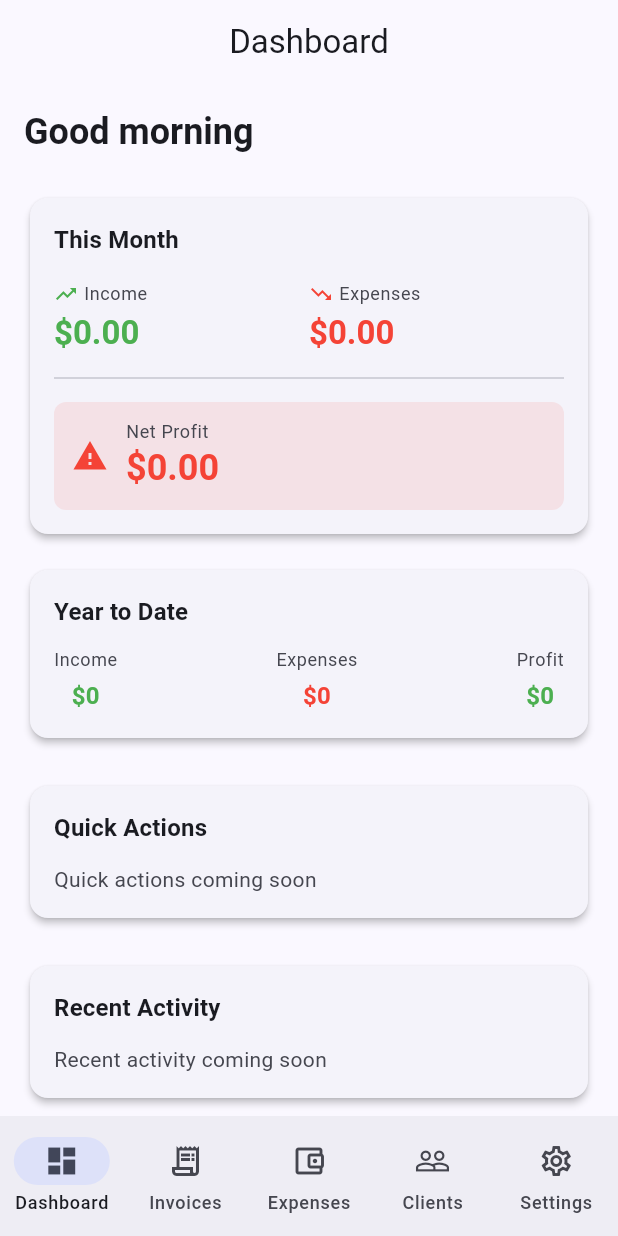
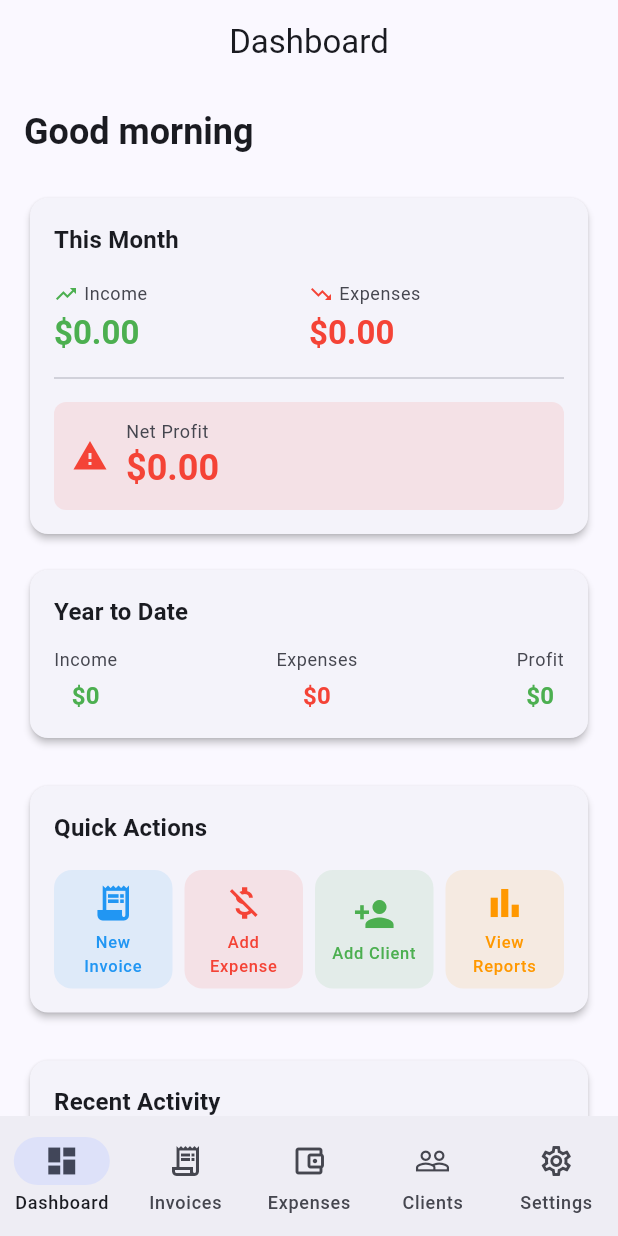
Before and after one commit to kamal-haider/GigLedger, a Flutter app: the DashboardPage screen opened by its route, on a phone screen of 412 x 824 dp. Run offline on Flutter 3.47's test engine with Material 3 defaults, Android fonts, the phone set to English and light mode, and no system bars; our stand-ins replace cached_network_image, cloud_firestore, firebase_auth, firebase_core, firebase_storage, flutter_riverpod and 5 more; accounts and stored records are empty; generated files the repository leaves out were written again; project files that could hold a hidden picture were left out.

Commit message:
feat(dashboard): Implement Quick Actions Grid (#5)
- Add QuickActionsGrid widget with 4 quick action buttons:
  - New Invoice -> /invoices/new
  - Add Expense -> /expenses/new
  - Add Client -> /clients/new
  - View Reports -> /reports
- Replace placeholder in DashboardPage with actual widget
- Grid layout with icons and color-coded buttons

Co-Authored-By: Claude Opus 4.5 <noreply@anthropic.com>

```diff
--- a/lib/features/dashboard/dashboard.dart
+++ b/lib/features/dashboard/dashboard.dart
@@ -16,3 +16,4 @@ export 'domain/repositories/i_dashboard_repository.dart';
 // Presentation
 export 'presentation/pages/dashboard_page.dart';
 export 'presentation/widgets/financial_summary_card.dart';
+export 'presentation/widgets/quick_actions_grid.dart';
--- a/lib/features/dashboard/presentation/pages/dashboard_page.dart
+++ b/lib/features/dashboard/presentation/pages/dashboard_page.dart
@@ -5,6 +5,7 @@ import '../../../settings/application/providers/settings_providers.dart';
 import '../../application/providers/dashboard_providers.dart';
 import '../../domain/models/financial_summary.dart';
 import '../widgets/financial_summary_card.dart';
+import '../widgets/quick_actions_grid.dart';
 
 /// Main dashboard page showing financial overview
 class DashboardPage extends ConsumerWidget {
@@ -59,8 +60,8 @@ class DashboardPage extends ConsumerWidget {
             ),
             const SizedBox(height: 24),
 
-            // Quick Actions placeholder (for #5)
-            _buildQuickActionsPlaceholder(context),
+            // Quick Actions
+            const QuickActionsGrid(),
             const SizedBox(height: 24),
 
             // Recent Activity placeholder (for #6)
@@ -101,34 +102,6 @@ class DashboardPage extends ConsumerWidget {
             ),
           ),
       ],
-    );
-  }
-
-  Widget _buildQuickActionsPlaceholder(BuildContext context) {
-    final theme = Theme.of(context);
-
-    return Card(
-      child: Padding(
-        padding: const EdgeInsets.all(16),
-        child: Column(
-          crossAxisAlignment: CrossAxisAlignment.start,
-          children: [
-            Text(
-              'Quick Actions',
-              style: theme.textTheme.titleMedium?.copyWith(
-                fontWeight: FontWeight.bold,
-              ),
-            ),
-            const SizedBox(height: 12),
-            Text(
-              'Quick actions coming soon',
-              style: theme.textTheme.bodyMedium?.copyWith(
-                color: theme.colorScheme.onSurfaceVariant,
-              ),
-            ),
-          ],
-        ),
-      ),
     );
   }
 
--- /dev/null
+++ b/lib/features/dashboard/presentation/widgets/quick_actions_grid.dart
@@ -0,0 +1,125 @@
+import 'package:flutter/material.dart';
+import 'package:go_router/go_router.dart';
+
+/// Quick action item data
+class QuickAction {
+  final String label;
+  final IconData icon;
+  final String route;
+  final Color? color;
+
+  const QuickAction({
+    required this.label,
+    required this.icon,
+    required this.route,
+    this.color,
+  });
+}
+
+/// Grid of quick action buttons for common tasks
+class QuickActionsGrid extends StatelessWidget {
+  const QuickActionsGrid({super.key});
+
+  static const _actions = [
+    QuickAction(
+      label: 'New Invoice',
+      icon: Icons.receipt_long,
+      route: '/invoices/new',
+      color: Colors.blue,
+    ),
+    QuickAction(
+      label: 'Add Expense',
+      icon: Icons.money_off,
+      route: '/expenses/new',
+      color: Colors.red,
+    ),
+    QuickAction(
+      label: 'Add Client',
+      icon: Icons.person_add,
+      route: '/clients/new',
+      color: Colors.green,
+    ),
+    QuickAction(
+      label: 'View Reports',
+      icon: Icons.bar_chart,
+      route: '/reports',
+      color: Colors.orange,
+    ),
+  ];
+
+  @override
+  Widget build(BuildContext context) {
+    return Card(
+      child: Padding(
+        padding: const EdgeInsets.all(16),
+        child: Column(
+          crossAxisAlignment: CrossAxisAlignment.start,
+          children: [
+            Text(
+              'Quick Actions',
+              style: Theme.of(context).textTheme.titleMedium?.copyWith(
+                    fontWeight: FontWeight.bold,
+                  ),
+            ),
+            const SizedBox(height: 16),
+            GridView.count(
+              crossAxisCount: 4,
+              shrinkWrap: true,
+              physics: const NeverScrollableScrollPhysics(),
+              mainAxisSpacing: 8,
+              crossAxisSpacing: 8,
+              children: _actions
+                  .map((action) => _QuickActionButton(action: action))
+                  .toList(),
+            ),
+          ],
+        ),
+      ),
+    );
+  }
+}
+
+class _QuickActionButton extends StatelessWidget {
+  final QuickAction action;
+
+  const _QuickActionButton({required this.action});
+
+  @override
+  Widget build(BuildContext context) {
+    final theme = Theme.of(context);
+    final color = action.color ?? theme.colorScheme.primary;
+
+    return InkWell(
+      onTap: () => context.push(action.route),
+      borderRadius: BorderRadius.circular(12),
+      child: Container(
+        padding: const EdgeInsets.all(8),
+        decoration: BoxDecoration(
+          color: color.withOpacity(0.1),
+          borderRadius: BorderRadius.circular(12),
+        ),
+        child: Column(
+          mainAxisAlignment: MainAxisAlignment.center,
+          children: [
+            Icon(
+              action.icon,
+              color: color,
+              size: 28,
+            ),
+            const SizedBox(height: 4),
+            Text(
+              action.label,
+              style: theme.textTheme.labelSmall?.copyWith(
+                color: color,
+                fontWeight: FontWeight.w500,
+              ),
+              textAlign: TextAlign.center,
+              maxLines: 2,
+              overflow: TextOverflow.ellipsis,
+            ),
+          ],
+        ),
+      ),
+    );
+  }
+}
```
Also changed, not shown: pubspec.lock.
